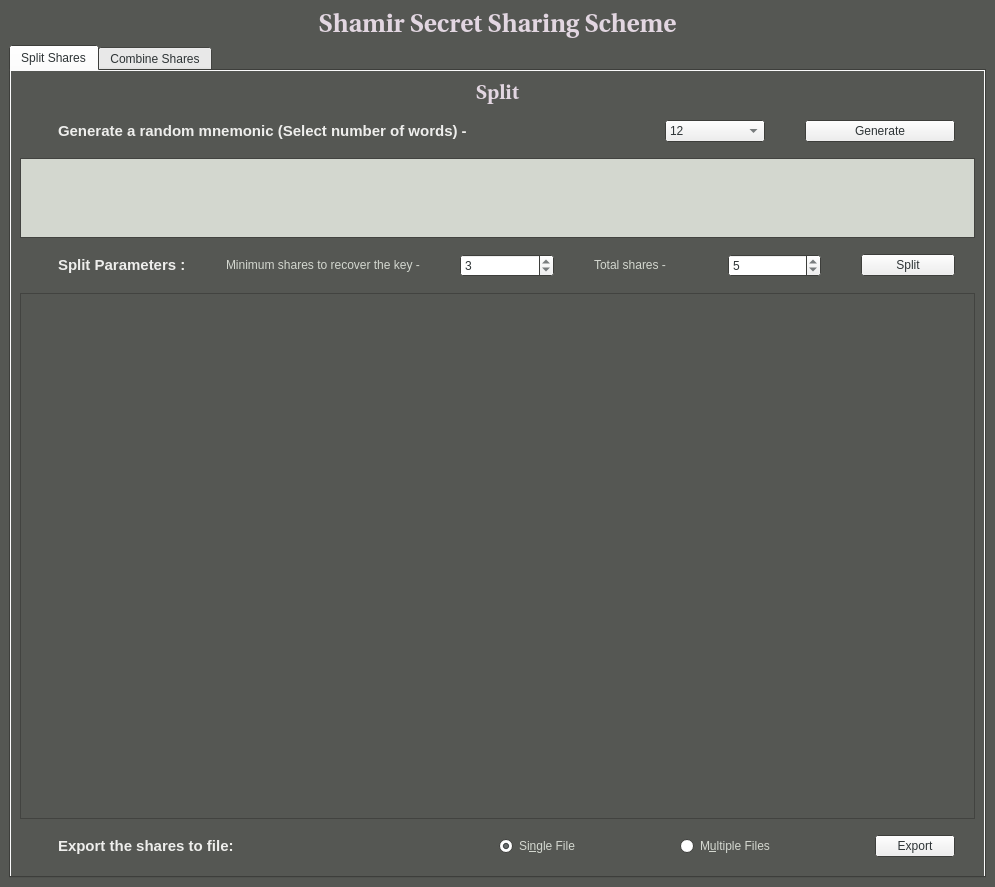
The window that secret-shares-app/app_ui.ui (ChakshuGupta/secret-share) describes before a commit, drawn with Qt 5.
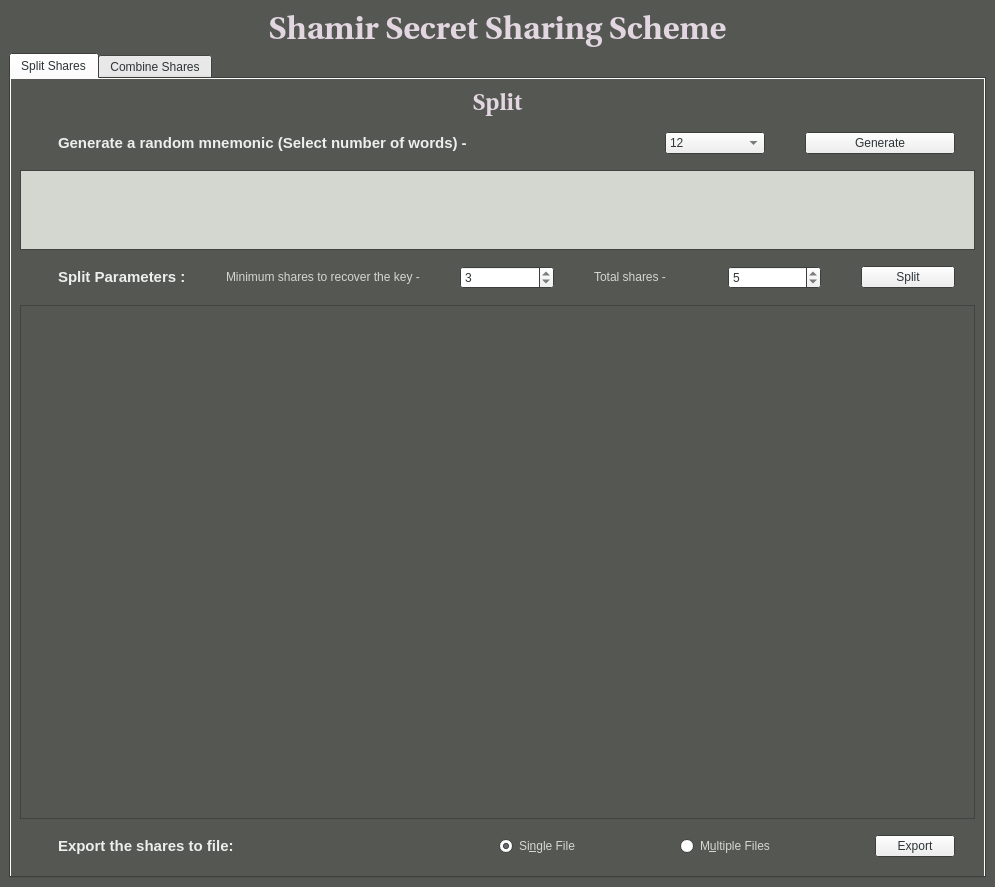
The same window after the commit.

Commit message: Connect the export button to export function

Diff of the .ui file:
```diff
--- a/secret-shares-app/app_ui.ui
+++ b/secret-shares-app/app_ui.ui
@@ -313,7 +313,7 @@
         <property name="font">
          <font>
           <family>Utopia</family>
-          <pointsize>19</pointsize>
+          <pointsize>24</pointsize>
           <weight>75</weight>
           <bold>true</bold>
          </font>
@@ -436,7 +436,7 @@
             <property name="font">
              <font>
               <family>Utopia</family>
-              <pointsize>15</pointsize>
+              <pointsize>17</pointsize>
               <weight>75</weight>
               <bold>true</bold>
              </font>
```
Left out of the diff: 6 changed lines with no effect on the pictures. The commit also changes 2 other files.
